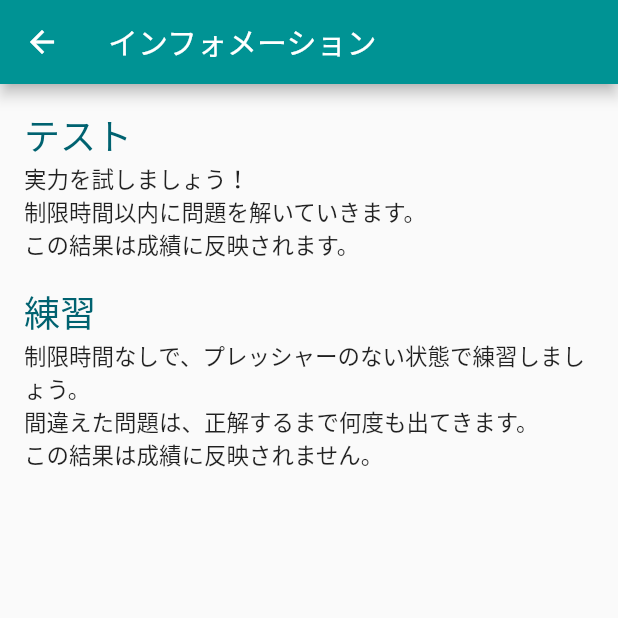
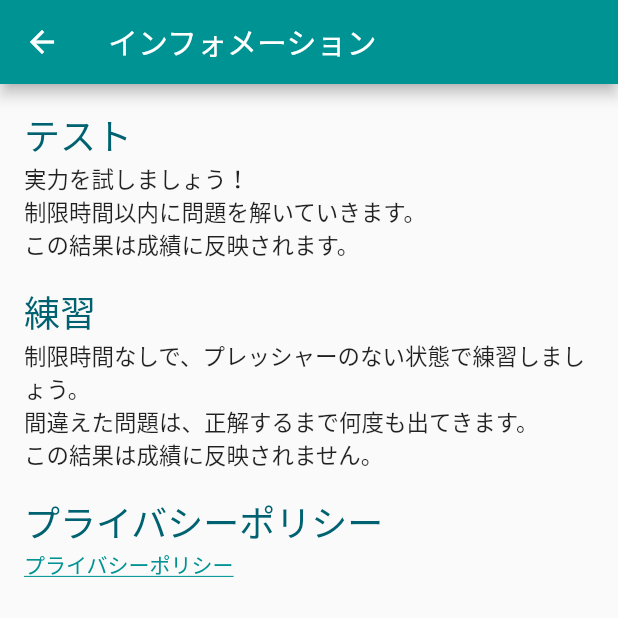
Before and after one commit to rmitsubayashi/swipe_kuku, a Flutter app: the InfoScreen screen opened by its route, on a phone screen of 412 x 824 dp, the top half of it. Run offline on Flutter 3.47's test engine with Material 2 defaults, Android fonts, the phone set to English and light mode, and no system bars; our stand-ins replace audioplayers, bloc, equatable, flutter_bloc, flutter_tindercard, numberpicker and 3 more; accounts and stored records are empty.

Commit message:
add privacy policy and missing translations

```diff
--- a/lib/main.dart
+++ b/lib/main.dart
@@ -13,11 +13,11 @@ import 'package:swipe_kuku/bloc/settings/settings_state.dart';
 import 'package:swipe_kuku/bloc/stats/selected_question/selected_question_bloc.dart';
 import 'package:swipe_kuku/bloc/stats/stats_bloc.dart';
 import 'package:swipe_kuku/bloc/stats/stats_event.dart';
-import 'file:///C:/Users/ryomi/Documents/android/swipe_kuku/lib/translation/hiragana_localization_delegate.dart';
 import 'package:swipe_kuku/repository/local_settings_repository.dart';
 import 'package:swipe_kuku/repository/sqlite_local_database.dart';
 import 'package:swipe_kuku/repository/sqlite_question_record_repository.dart';
 import 'package:swipe_kuku/repository/sqlite_question_set_repository.dart';
+import 'package:swipe_kuku/translation/hiragana_localization_delegate.dart';
 import 'package:swipe_kuku/translation/translation_map.dart';
 import 'package:swipe_kuku/translation/translations.dart';
 import 'package:swipe_kuku/ui/home_screen.dart';
--- a/lib/translation/translation_map.dart
+++ b/lib/translation/translation_map.dart
@@ -34,6 +34,13 @@ class TranslationMap {
   String get questionSpeed {
     return Intl.message(
       'question speed',
+      locale: localeName
+    );
+  }
+
+  String get sound {
+    return Intl.message(
+      'sound',
       locale: localeName
     );
   }
@@ -217,9 +224,23 @@ class TranslationMap {
     );
   }
 
+  String get infoTitle {
+    return Intl.message(
+      'info',
+      locale: localeName
+    );
+  }
+
   String get infoTest {
     return Intl.message(
       'test info',
+      locale: localeName
+    );
+  }
+
+  String get infoPrivacyPolicy {
+    return Intl.message(
+      'privacy policy',
       locale: localeName
     );
   }
--- a/lib/ui/home_screen.dart
+++ b/lib/ui/home_screen.dart
@@ -19,7 +19,7 @@ class HomeScreen extends StatelessWidget {
           IconButton(
             icon: Icon(
               Icons.info_outline,
-              semanticLabel: "インフォメーション",
+              semanticLabel: TranslationMap.of(context).infoTitle,
             ),
             onPressed: () {
               Navigator.of(context).pushNamed(Routes.info);
--- a/lib/ui/info_screen.dart
+++ b/lib/ui/info_screen.dart
@@ -1,14 +1,16 @@
 import 'package:flutter/cupertino.dart';
+import 'package:flutter/gestures.dart';
 import 'package:flutter/material.dart';
 import 'package:flutter/widgets.dart';
 import 'package:swipe_kuku/translation/translation_map.dart';
+import 'package:url_launcher/url_launcher.dart';
 
 class InfoScreen extends StatelessWidget {
   @override
   Widget build(BuildContext context) {
     return Scaffold(
         appBar: AppBar(
-          title: Text("インフォメーション"),
+          title: Text(TranslationMap.of(context).infoTitle),
         ),
         body: Container(
           child: Column(
@@ -28,7 +30,33 @@ class InfoScreen extends StatelessWidget {
                 ),
                 margin: EdgeInsets.only(top: 16),
               ),
-              Text(TranslationMap.of(context).infoPractice)
+              Text(TranslationMap.of(context).infoPractice),
+              Container(
+                child: Text(
+                  TranslationMap.of(context).infoPrivacyPolicy,
+                  style: TextStyle(
+                      color: Theme.of(context).primaryColorDark, fontSize: 24),
+                ),
+                margin: EdgeInsets.only(top: 16),
+              ),
+              RichText(
+                  text: TextSpan(
+                style: TextStyle(
+                    color: Theme.of(context).primaryColor,
+                    decoration: TextDecoration.underline),
+                text: TranslationMap.of(context).infoPrivacyPolicy,
+                recognizer: TapGestureRecognizer()
+                  ..onTap = () async {
+                    final url =
+                        'https://docs.google.com/document/d/1-niY6xsld0l29YJ_dF8_dcD-RoDES171XTlJ-45PPVU/edit?usp=sharing';
+                    if (await canLaunch(url)) {
+                      await launch(
+                        url,
+                        forceSafariVC: false,
+                      );
+                    }
+                  },
+              )),
             ],
           ),
           margin: EdgeInsets.all(16),
--- a/lib/ui/settings_screen.dart
+++ b/lib/ui/settings_screen.dart
@@ -72,7 +72,7 @@ class SettingsScreen extends StatelessWidget {
                     },
                   ),
                   Text(
-                    "音声",
+                    TranslationMap.of(context).sound,
                     style: TextStyle(
                         fontSize: 24
                     ),
--- a/pubspec.yaml
+++ b/pubspec.yaml
@@ -34,6 +34,7 @@ dependencies:
   flutter_tindercard: ^0.2.0
   percent_indicator: ^2.1.6
   audioplayers: ^0.16.1
+  url_launcher: ^5.7.2
 
 dev_dependencies:
   flutter_test:
```
Also changed, not shown: lib/translation/generated/intl_ja-Hiragana.arb, lib/translation/generated/intl_ja.arb, lib/translation/generated/intl_messages.arb, lib/translation/generated/messages_ja-Hiragana.dart, lib/translation/generated/messages_ja.dart, pubspec.lock.
